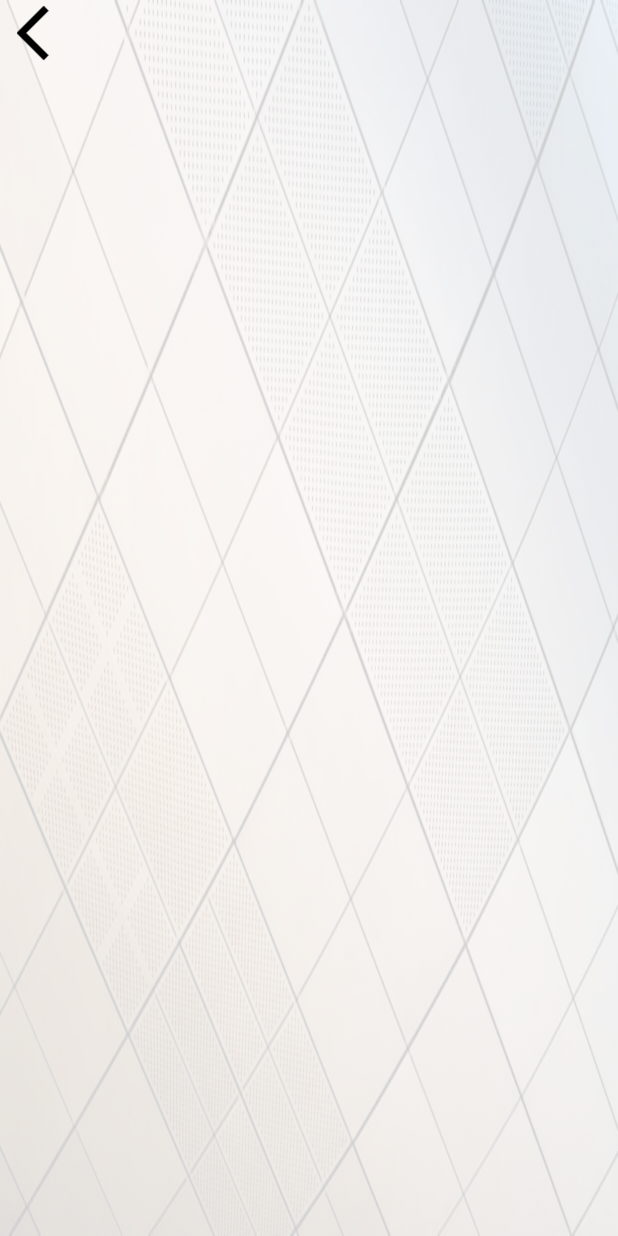
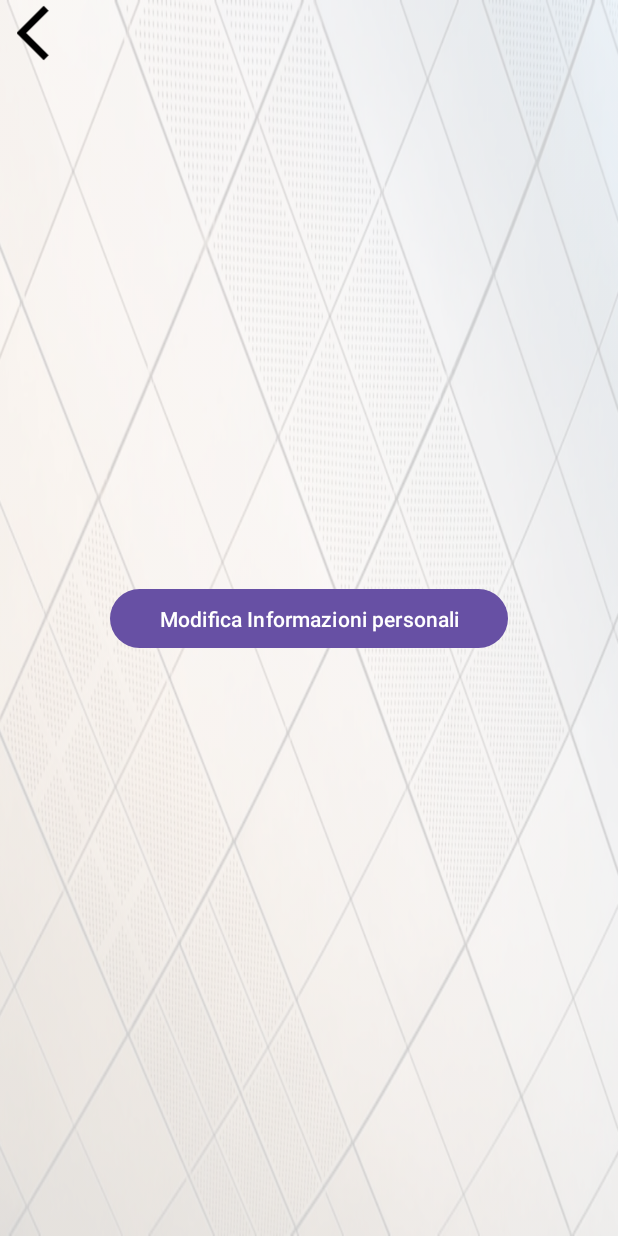
Before and after one commit to Ansia22/SessioneStudio, an Android app: the ProfiloPage screen opened directly, with no data from a screen before it, on a phone screen of 412 x 824 dp. Run offline under Robolectric (Android 15) with nearby library versions, the phone set to English and light mode, and no system bars; our stand-ins replace Firebase (no records; nobody signed in at launch, a user with empty details on screens opened directly).

Commit message:
Update activity_profilo_page.xml

```diff
--- a/app/src/main/res/layout/activity_profilo_page.xml
+++ b/app/src/main/res/layout/activity_profilo_page.xml
@@ -21,4 +21,15 @@
         app:srcCompat="@drawable/back_arrow"
         android:onClick="tornaLogin" />
 
+    <Button
+        android:id="@+id/passaInfornazini"
+        android:layout_width="265dp"
+        android:layout_height="47dp"
+        android:text="Modifica Informazioni personali"
+        android:onClick="passaInformazioniProfessore"
+        app:layout_constraintBottom_toBottomOf="parent"
+        app:layout_constraintEnd_toEndOf="parent"
+        app:layout_constraintStart_toStartOf="parent"
+        app:layout_constraintTop_toTopOf="parent" />
+
 </androidx.constraintlayout.widget.ConstraintLayout>
```
